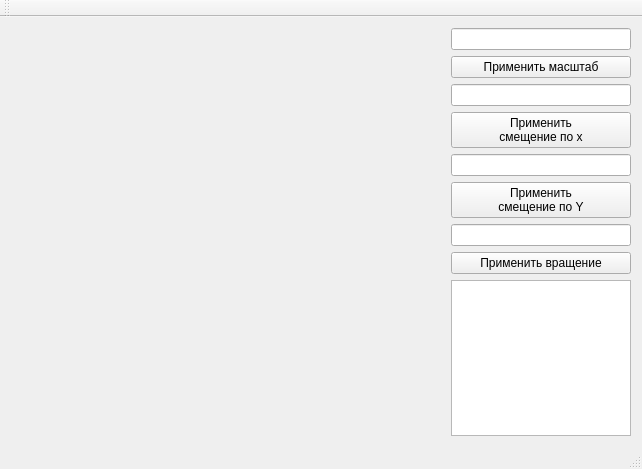
Before: the Qt Designer form lab_02/mainwindow.ui in bmstu-ics7/computer-graphics, drawn with Qt 5.
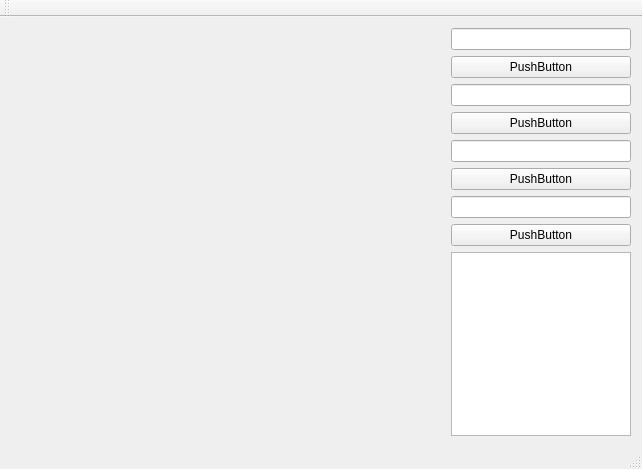
After: the same form once the commit is applied.

```diff
--- a/lab_02/mainwindow.ui
+++ b/lab_02/mainwindow.ui
@@ -10,12 +10,94 @@
     <height>469</height>
    </rect>
   </property>
+  <property name="minimumSize">
+   <size>
+    <width>600</width>
+    <height>400</height>
+   </size>
+  </property>
   <property name="windowTitle">
    <string>MainWindow</string>
   </property>
   <widget class="QWidget" name="centralWidget">
    <layout class="QGridLayout" name="gridLayout">
-    <item row="3" column="0">
+    <item row="4" column="1">
+     <widget class="QLineEdit" name="lineEdit_3">
+      <property name="minimumSize">
+       <size>
+        <width>180</width>
+        <height>0</height>
+       </size>
+      </property>
+      <property name="maximumSize">
+       <size>
+        <width>180</width>
+        <height>16777215</height>
+       </size>
+      </property>
+     </widget>
+    </item>
+    <item row="8" column="1">
+     <widget class="QListWidget" name="listWidget">
+      <property name="minimumSize">
+       <size>
+        <width>180</width>
+        <height>0</height>
+       </size>
+      </property>
+      <property name="maximumSize">
+       <size>
+        <width>180</width>
+        <height>16777215</height>
+       </size>
+      </property>
+     </widget>
+    </item>
+    <item row="2" column="1">
+     <widget class="QLineEdit" name="lineEdit_2">
+      <property name="minimumSize">
+       <size>
+        <width>180</width>
+        <height>0</height>
+       </size>
+      </property>
+      <property name="maximumSize">
+       <size>
+        <width>180</width>
+        <height>16777215</height>
+       </size>
+      </property>
+     </widget>
+    </item>
+    <item row="1" column="1">
+     <widget class="QPushButton" name="pushButton_4">
+      <property name="text">
+       <string>PushButton</string>
+      </property>
+     </widget>
+    </item>
+    <item row="3" column="1">
+     <widget class="QPushButton" name="pushButton_3">
+      <property name="text">
+       <string>PushButton</string>
+      </property>
+     </widget>
+    </item>
+    <item row="5" column="1">
+     <widget class="QPushButton" name="pushButton_2">
+      <property name="text">
+       <string>PushButton</string>
+      </property>
+     </widget>
+    </item>
+    <item row="7" column="1">
+     <widget class="QPushButton" name="pushButton">
+      <property name="text">
+       <string>PushButton</string>
+      </property>
+     </widget>
+    </item>
+    <item row="8" column="0">
      <spacer name="horizontalSpacer">
       <property name="orientation">
        <enum>Qt::Horizontal</enum>
@@ -28,42 +110,6 @@
       </property>
      </spacer>
     </item>
-    <item row="3" column="1">
-     <widget class="QPushButton" name="btnOffcsetX">
-      <property name="minimumSize">
-       <size>
-        <width>180</width>
-        <height>0</height>
-       </size>
-      </property>
-      <property name="maximumSize">
-       <size>
-        <width>180</width>
-        <height>16777215</height>
-       </size>
-      </property>
-      <property name="text">
-       <string>Применить
-смещение по x</string>
-      </property>
-     </widget>
-    </item>
-    <item row="6" column="1">
-     <widget class="QLineEdit" name="lineRotate">
-      <property name="minimumSize">
-       <size>
-        <width>180</width>
-        <height>0</height>
-       </size>
-      </property>
-      <property name="maximumSize">
-       <size>
-        <width>180</width>
-        <height>16777215</height>
-       </size>
-      </property>
-     </widget>
-    </item>
     <item row="0" column="1">
      <widget class="QLineEdit" name="lineSize">
       <property name="minimumSize">
@@ -80,98 +126,8 @@
       </property>
      </widget>
     </item>
-    <item row="2" column="1">
-     <widget class="QLineEdit" name="lineOffsetX">
-      <property name="minimumSize">
-       <size>
-        <width>180</width>
-        <height>0</height>
-       </size>
-      </property>
-      <property name="maximumSize">
-       <size>
-        <width>180</width>
-        <height>16777215</height>
-       </size>
-      </property>
-     </widget>
-    </item>
-    <item row="7" column="1">
-     <widget class="QPushButton" name="btnRotate">
-      <property name="minimumSize">
-       <size>
-        <width>180</width>
-        <height>0</height>
-       </size>
-      </property>
-      <property name="maximumSize">
-       <size>
-        <width>180</width>
-        <height>16777215</height>
-       </size>
-      </property>
-      <property name="text">
-       <string>Применить вращение</string>
-      </property>
-     </widget>
-    </item>
-    <item row="5" column="1">
-     <widget class="QPushButton" name="btnOffsetY">
-      <property name="minimumSize">
-       <size>
-        <width>180</width>
-        <height>0</height>
-       </size>
-      </property>
-      <property name="maximumSize">
-       <size>
-        <width>180</width>
-        <height>16777215</height>
-       </size>
-      </property>
-      <property name="text">
-       <string>Применить
-смещение по Y</string>
-      </property>
-     </widget>
-    </item>
-    <item row="1" column="1">
-     <widget class="QPushButton" name="btnSize">
-      <property name="minimumSize">
-       <size>
-        <width>180</width>
-        <height>0</height>
-       </size>
-      </property>
-      <property name="maximumSize">
-       <size>
-        <width>180</width>
-        <height>16777215</height>
-       </size>
-      </property>
-      <property name="text">
-       <string>Применить масштаб</string>
-      </property>
-     </widget>
-    </item>
-    <item row="4" column="1">
-     <widget class="QLineEdit" name="lineOffsetY">
-      <property name="minimumSize">
-       <size>
-        <width>180</width>
-        <height>0</height>
-       </size>
-      </property>
-      <property name="maximumSize">
-       <size>
-        <width>180</width>
-        <height>16777215</height>
-       </size>
-      </property>
-     </widget>
-    </item>
-    <item row="8" column="1">
-     <widget class="QListWidget" name="listWidget">
+    <item row="6" column="1">
+     <widget class="QLineEdit" name="lineEdit_4">
       <property name="minimumSize">
        <size>
         <width>180</width>
```
Left out of the diff: 2 changed lines with no effect on the pictures.
